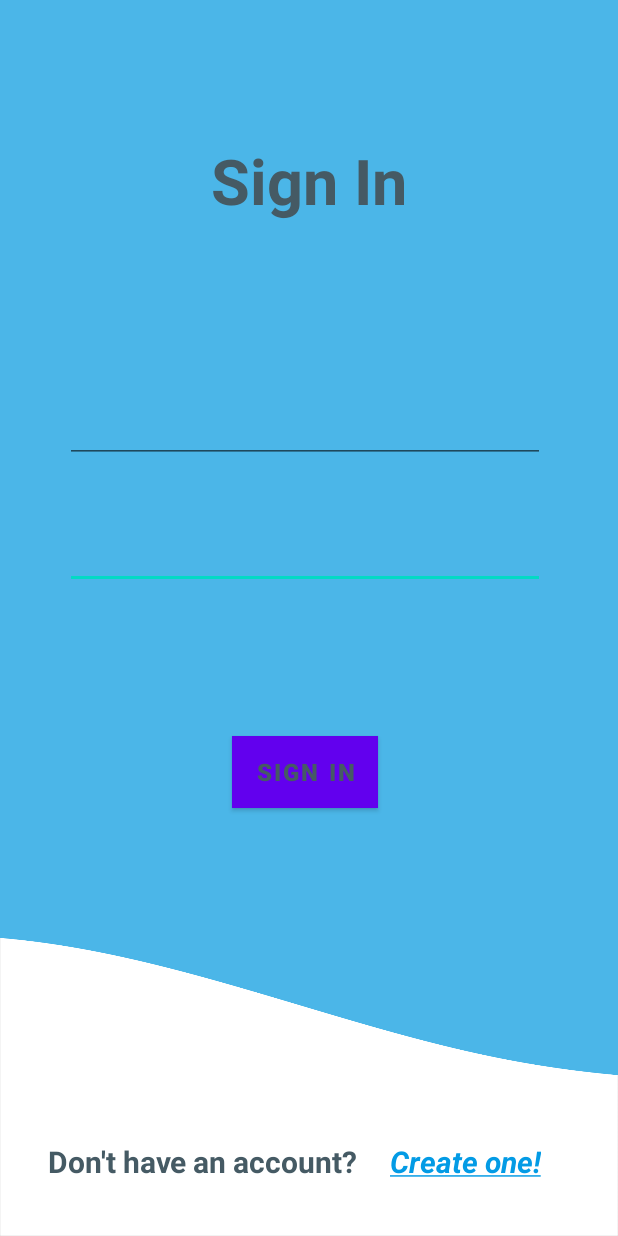
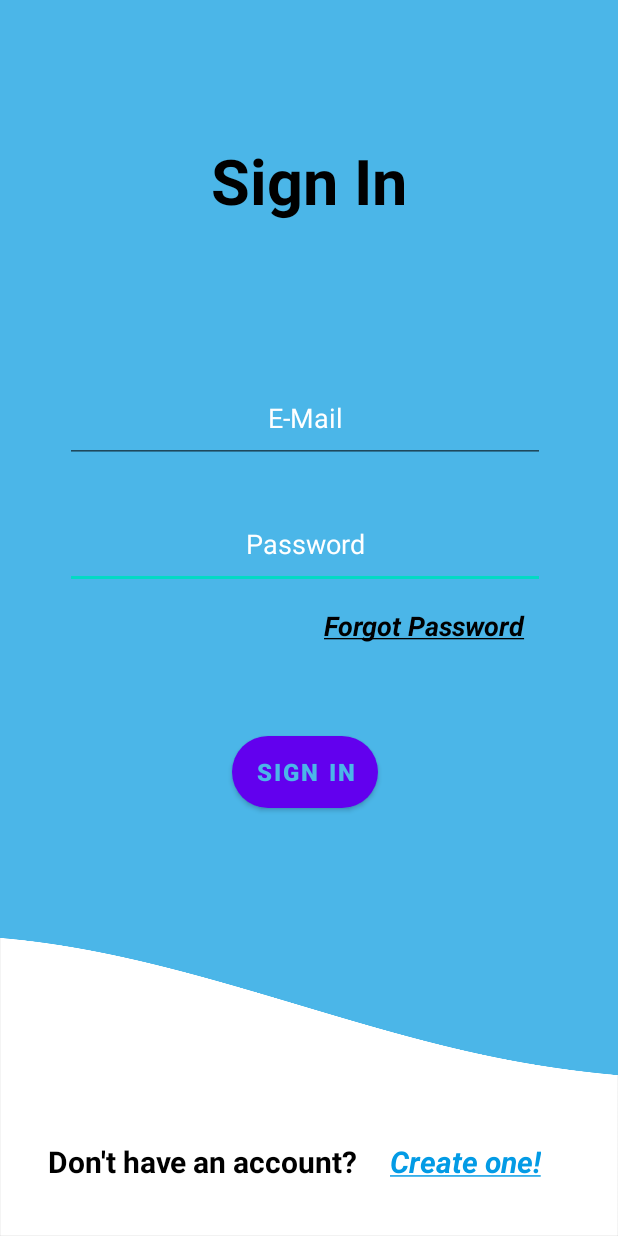
Before and after one commit to angelodias01/Quiz, an Android app: the quiz_login screen opened directly, with no data from a screen before it, on a phone screen of 412 x 824 dp. Run offline under Robolectric (Android 15) with nearby library versions, the phone set to English and light mode, and no system bars.

Commit message:
Update on main screen

```diff
--- /dev/null
+++ b/app/src/main/res/drawable/button_sign_in.xml
@@ -0,0 +1,5 @@
+<?xml version="1.0" encoding="utf-8"?>
+<shape xmlns:android="http://schemas.android.com/apk/res/android">
+    <corners android:radius="25dp"/>
+    <solid android:color="@color/white"/>
+</shape>
--- a/app/src/main/res/layout/activity_main.xml
+++ b/app/src/main/res/layout/activity_main.xml
@@ -32,7 +32,7 @@
         android:text="@string/click_on_screen_to_continue"
         android:textAlignment="center"
         android:textAllCaps="false"
-        android:textColor="#455A64"
+        android:textColor="@color/black"
         android:textSize="34sp"
         android:textStyle="bold"
         app:layout_constraintBottom_toBottomOf="parent"
--- a/app/src/main/res/layout/activity_quiz_login.xml
+++ b/app/src/main/res/layout/activity_quiz_login.xml
@@ -14,13 +14,28 @@
         android:layout_marginBottom="36dp"
         android:text="@string/don_t_have_an_account"
         android:textAllCaps="false"
-        android:textColor="#455A64"
+        android:textColor="@color/black"
         android:textSize="20sp"
         android:textStyle="bold"
         app:layout_constraintBottom_toBottomOf="parent"
         app:layout_constraintEnd_toEndOf="parent"
         app:layout_constraintHorizontal_bias="0.156"
         app:layout_constraintStart_toStartOf="parent" />
+
+    <TextView
+        android:id="@+id/textView5"
+        android:layout_width="wrap_content"
+        android:layout_height="wrap_content"
+        android:layout_marginTop="12dp"
+        android:text="@string/forgot_password"
+        android:textAllCaps="false"
+        android:textColor="@color/black"
+        android:textSize="18sp"
+        android:textStyle="bold|italic"
+        app:layout_constraintEnd_toEndOf="@+id/editTextTextPassword"
+        app:layout_constraintHorizontal_bias="0.928"
+        app:layout_constraintStart_toStartOf="@+id/editTextTextPassword"
+        app:layout_constraintTop_toBottomOf="@+id/editTextTextPassword" />
 
     <TextView
         android:id="@+id/textView3"
@@ -50,9 +65,10 @@
         android:layout_width="wrap_content"
         android:layout_height="wrap_content"
         android:layout_marginTop="92dp"
+
         android:text="@string/sign_in"
         android:textAlignment="center"
-        android:textColor="#455A64"
+        android:textColor="@color/black"
         android:textSize="42sp"
         android:textStyle="bold"
         app:layout_constraintEnd_toEndOf="parent"
@@ -64,9 +80,9 @@
         android:layout_width="wrap_content"
         android:layout_height="wrap_content"
         android:layout_marginTop="98dp"
-        android:background="@android:color/white"
+        android:background="@drawable/button_sign_in"
         android:text="@string/sign_in_btn"
-        android:textColor="#455A64"
+        android:textColor="#4BB6E8"
         android:textSize="16sp"
         android:textStyle="bold"
         app:layout_constraintEnd_toEndOf="@+id/editTextTextPassword"
@@ -79,16 +95,18 @@
         android:layout_width="320dp"
         android:layout_height="60dp"
         android:layout_marginTop="24dp"
+        android:autofillHints=""
         android:ems="10"
+        android:hint="@string/password"
         android:inputType="textPassword"
         android:textAlignment="center"
         android:textColor="@color/white"
+        android:textColorHint="@color/white"
         app:layout_constraintEnd_toEndOf="@+id/editTextTextEmailAddress"
         app:layout_constraintStart_toStartOf="@+id/editTextTextEmailAddress"
         app:layout_constraintTop_toBottomOf="@+id/editTextTextEmailAddress"
         tools:ignore="LabelFor,TextContrastCheck"
-        tools:text="Password"
-        android:autofillHints="" />
+        tools:text="Password" />
 
     <EditText
         android:id="@+id/editTextTextEmailAddress"
@@ -97,14 +115,15 @@
         android:layout_marginTop="100dp"
         android:autofillHints=""
         android:ems="10"
+        android:hint="@string/e_mail"
         android:inputType="textEmailAddress"
         android:textAlignment="center"
         android:textColor="@color/white"
+        android:textColorHint="@color/white"
         app:layout_constraintEnd_toEndOf="@+id/textView4"
         app:layout_constraintHorizontal_bias="0.515"
         app:layout_constraintStart_toStartOf="@+id/textView4"
         app:layout_constraintTop_toBottomOf="@+id/textView4"
-        tools:ignore="LabelFor,TextContrastCheck"
-        tools:text="E-Mail" />
+        tools:ignore="LabelFor,TextContrastCheck" />
 
 </androidx.constraintlayout.widget.ConstraintLayout>
--- a/app/src/main/res/values/strings.xml
+++ b/app/src/main/res/values/strings.xml
@@ -12,4 +12,6 @@
     <string name="sign_in_reg"><u>Sign In</u></string>
     <string name="sign_up_btn">Sign Up</string>
     <string name="sign_up">Sign Up</string>
+    <string name="password">Password</string>
+    <string name="forgot_password"><u>Forgot Password</u></string>
 </resources>
```
Also changed, not shown: app/src/main/res/layout/activity_quiz_signup.xml (+11 -9 lines), app/src/main/res/drawable/background.jpg (deleted), app/src/main/res/drawable/image.png (deleted), app/src/main/res/drawable/quizlogo.png (deleted), app/src/main/res/drawable/signup_01.png (deleted), app/src/main/res/drawable/teste_01.png (deleted), app/src/main/res/drawable/teste_01_01_01.png (deleted).
